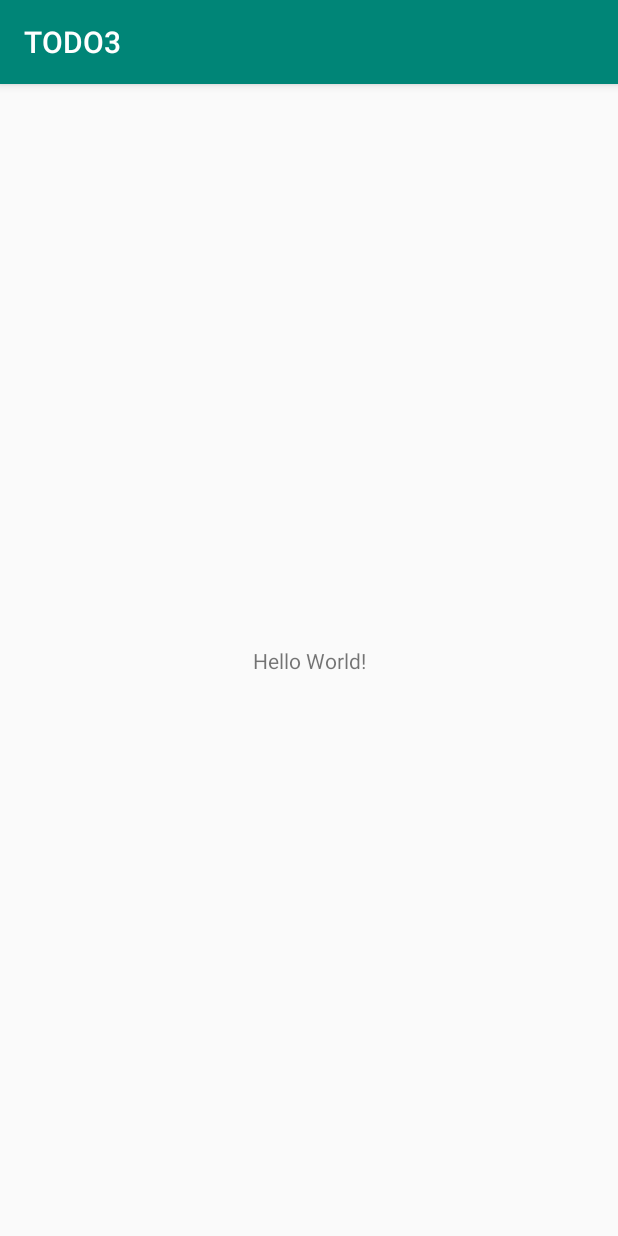
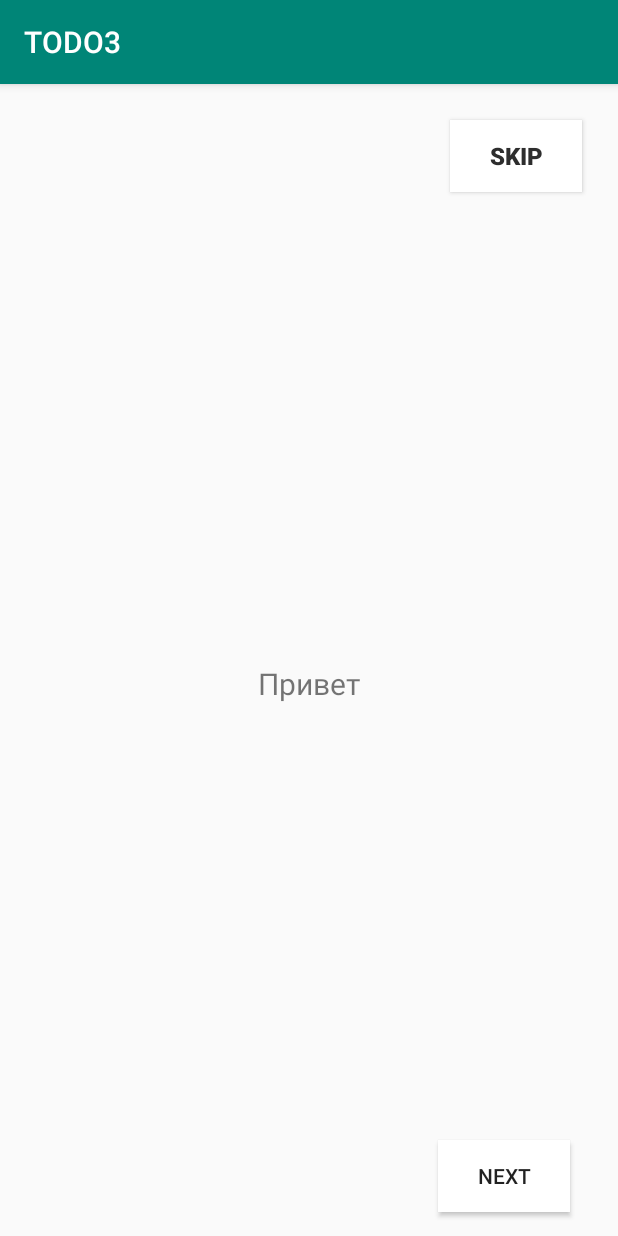
Before and after one commit to kaznachieva1989/TODO3, an Android app: the screen it shows after launch (MainActivity before the commit, IntroActivity after it), on a phone screen of 412 x 824 dp. Run offline under Robolectric (Android 15) with nearby library versions, the light colour scheme and no system bars.

Commit message:
- added ViewPager в IntroActivity with 3 fragments - added in IntroActivity buttons next и skip, on the last page change next to start and made skip invisible

```diff
--- a/app/build.gradle
+++ b/app/build.gradle
@@ -23,6 +23,7 @@ dependencies {
     implementation fileTree(dir: 'libs', include: ['*.jar'])
     implementation 'androidx.appcompat:appcompat:1.0.2'
     implementation 'androidx.constraintlayout:constraintlayout:1.1.3'
+    implementation 'androidx.legacy:legacy-support-v4:1.0.0'
     testImplementation 'junit:junit:4.12'
     androidTestImplementation 'androidx.test.ext:junit:1.1.0'
     androidTestImplementation 'androidx.test.espresso:espresso-core:3.1.1'
--- a/app/src/main/AndroidManifest.xml
+++ b/app/src/main/AndroidManifest.xml
@@ -1,5 +1,6 @@
 <?xml version="1.0" encoding="utf-8"?>
 <manifest xmlns:android="http://schemas.android.com/apk/res/android"
+    xmlns:tools="http://schemas.android.com/tools"
     package="com.example.todo3">
 
     <application
@@ -8,14 +9,18 @@
         android:label="@string/app_name"
         android:roundIcon="@mipmap/ic_launcher_round"
         android:supportsRtl="true"
-        android:theme="@style/AppTheme">
-        <activity android:name=".MainActivity">
+        android:theme="@style/AppTheme"
+        tools:ignore="GoogleAppIndexingWarning">
+        <activity android:name=".IntroActivity">
             <intent-filter>
                 <action android:name="android.intent.action.MAIN" />
 
                 <category android:name="android.intent.category.LAUNCHER" />
             </intent-filter>
         </activity>
+        <activity android:name=".MainActivity">
+
+        </activity>
     </application>
 
 </manifest>
--- /dev/null
+++ b/app/src/main/java/com/example/todo3/IntroActivity.java
@@ -0,0 +1,80 @@
+package com.example.todo3;
+
+import androidx.appcompat.app.AppCompatActivity;
+import androidx.fragment.app.Fragment;
+import androidx.fragment.app.FragmentManager;
+import androidx.fragment.app.FragmentPagerAdapter;
+import androidx.viewpager.widget.ViewPager;
+
+import android.content.Intent;
+import android.os.Bundle;
+import android.view.View;
+import android.widget.Button;
+import android.widget.TextView;
+
+public class IntroActivity extends AppCompatActivity {
+
+    Button btnNext, btnSkip;
+    ViewPager viewPager;
+    int page = 0;
+
+    @Override
+    protected void onCreate(Bundle savedInstanceState) {
+        super.onCreate(savedInstanceState);
+        setContentView(R.layout.activity_intro);
+
+        viewPager = findViewById(R.id.viewPager);
+        viewPager.setAdapter(new ViewPagerAdapter(getSupportFragmentManager()));
+
+        btnNext = findViewById(R.id.btn_next);
+        btnSkip = findViewById(R.id.btn_skip);
+
+        pageChange();
+
+        btnSkip.setOnClickListener(new View.OnClickListener() {
+            @Override
+            public void onClick(View v) {
+                startActivity(new Intent(getApplicationContext(), MainActivity.class));
+            }
+        });
+    }
+
+    private void pageChange(){
+        viewPager.addOnPageChangeListener(new ViewPager.OnPageChangeListener() {
+            @Override
+            public void onPageScrolled(int position, float positionOffset, int positionOffsetPixels) {
+
+            }
+
+            @Override
+            public void onPageSelected(int position) {
+                page = position;
+                switch (position){
+                    case 0:
+                    case 1:
+                        btnSkip.setVisibility(View.VISIBLE);
+                        btnNext.setVisibility(View.VISIBLE);
+                        break;
+                    case 2:
+                        btnNext.setText("Start");
+                        btnNext.setOnClickListener(new View.OnClickListener() {
+                            @Override
+                            public void onClick(View v) {
+                                startActivity(new Intent(getApplicationContext(), MainActivity.class));
+                            }
+                        });
+                        btnSkip.setVisibility(View.GONE);
+                        break;
+                }
+            }
+
+            @Override
+            public void onPageScrollStateChanged(int state) {
+            }
+        });
+    }
+
+    public void next(View view) {
+        viewPager.setCurrentItem(viewPager.getCurrentItem() + 1, true);
+    }
+}
--- /dev/null
+++ b/app/src/main/java/com/example/todo3/IntroFragment.java
@@ -0,0 +1,51 @@
+package com.example.todo3;
+
+
+import android.content.Intent;
+import android.os.Bundle;
+
+import androidx.annotation.NonNull;
+import androidx.annotation.Nullable;
+import androidx.fragment.app.Fragment;
+import androidx.viewpager.widget.ViewPager;
+
+import android.view.LayoutInflater;
+import android.view.View;
+import android.view.ViewGroup;
+import android.widget.Button;
+import android.widget.TextView;
+
+public class IntroFragment extends Fragment {
+    public ViewPager viewPager;
+
+
+    public IntroFragment() {
+    }
+
+    @Override
+    public View onCreateView(LayoutInflater inflater, ViewGroup container,
+                             Bundle savedInstanceState) {
+        return inflater.inflate(R.layout.fragment_intro, container, false);
+    }
+
+    @Override
+    public void onViewCreated(@NonNull View view, @Nullable Bundle savedInstanceState) {
+        super.onViewCreated(view, savedInstanceState);
+
+        TextView textTitle = view.findViewById(R.id.textTitle);
+        viewPager = view.findViewById(R.id.viewPager);
+
+        final int pos = getArguments().getInt("pos");
+        switch (pos) {
+            case 0:
+                textTitle.setText("Привет");
+                break;
+            case 1:
+                textTitle.setText("Как дела");
+                break;
+            case 2:
+                textTitle.setText("Отлично");
+                break;
+        }
+    }
+}
--- /dev/null
+++ b/app/src/main/java/com/example/todo3/ViewPagerAdapter.java
@@ -0,0 +1,29 @@
+package com.example.todo3;
+
+import android.os.Bundle;
+
+import androidx.fragment.app.Fragment;
+import androidx.fragment.app.FragmentManager;
+import androidx.fragment.app.FragmentPagerAdapter;
+
+public class ViewPagerAdapter extends FragmentPagerAdapter {
+
+
+    public ViewPagerAdapter(FragmentManager fm) {
+        super(fm);
+    }
+
+    @Override
+    public Fragment getItem(int position) {
+        Bundle bundle = new Bundle();
+        bundle.putInt("pos", position);
+        IntroFragment introFragment = new IntroFragment();
+        introFragment.setArguments(bundle);
+        return introFragment;
+    }
+
+    @Override
+    public int getCount() {
+        return 3;
+    }
+}
--- /dev/null
+++ b/app/src/main/res/layout/activity_intro.xml
@@ -0,0 +1,65 @@
+<?xml version="1.0" encoding="utf-8"?>
+<RelativeLayout xmlns:android="http://schemas.android.com/apk/res/android"
+    xmlns:app="http://schemas.android.com/apk/res-auto"
+    xmlns:tools="http://schemas.android.com/tools"
+    android:layout_width="match_parent"
+    android:layout_height="match_parent"
+    tools:context=".IntroActivity">
+
+    <androidx.viewpager.widget.ViewPager
+        android:id="@+id/viewPager"
+        android:layout_width="match_parent"
+        android:layout_height="match_parent" />
+
+    <androidx.constraintlayout.widget.ConstraintLayout
+        android:layout_width="match_parent"
+        android:layout_height="match_parent">
+
+        <Button
+            android:id="@+id/btn_skip"
+            android:layout_width="wrap_content"
+            android:layout_height="wrap_content"
+            android:layout_marginTop="24dp"
+            android:layout_marginEnd="24dp"
+            android:layout_marginRight="24dp"
+            android:text="Skip"
+            android:textColor="#2d2d2d"
+            android:textSize="16sp"
+            android:textStyle="bold"
+            android:background="#fff"
+            app:layout_constraintEnd_toEndOf="parent"
+            app:layout_constraintTop_toTopOf="parent" />
+
+
+        <Button
+            android:id="@+id/btn_next"
+            android:layout_width="wrap_content"
+            android:layout_height="wrap_content"
+            android:layout_marginEnd="32dp"
+            android:layout_marginRight="32dp"
+            android:layout_marginBottom="16dp"
+            android:background="#fff"
+            android:text="Next"
+            app:layout_constraintBottom_toBottomOf="parent"
+            app:layout_constraintEnd_toEndOf="parent"
+            android:onClick="next"/>
+
+        <Button
+            android:id="@+id/btn_get_started"
+            android:layout_width="132dp"
+            android:layout_height="wrap_content"
+            android:layout_marginStart="8dp"
+            android:layout_marginLeft="8dp"
+            android:layout_marginEnd="8dp"
+            android:layout_marginRight="8dp"
+            android:layout_marginBottom="64dp"
+            android:text="Get Started"
+            android:textColor="#fff"
+            android:visibility="invisible"
+            app:layout_constraintBottom_toBottomOf="parent"
+            app:layout_constraintEnd_toEndOf="parent"
+            app:layout_constraintStart_toStartOf="parent" />
+
+    </androidx.constraintlayout.widget.ConstraintLayout>
+
+</RelativeLayout>
--- a/app/src/main/res/layout/activity_main.xml
+++ b/app/src/main/res/layout/activity_main.xml
@@ -9,7 +9,7 @@
     <TextView
         android:layout_width="wrap_content"
         android:layout_height="wrap_content"
-        android:text="Hello World!"
+        android:text="Вы находитесь в MainActivity!"
         app:layout_constraintBottom_toBottomOf="parent"
         app:layout_constraintLeft_toLeftOf="parent"
         app:layout_constraintRight_toRightOf="parent"
--- /dev/null
+++ b/app/src/main/res/layout/fragment_intro.xml
@@ -0,0 +1,24 @@
+<?xml version="1.0" encoding="utf-8"?>
+<androidx.constraintlayout.widget.ConstraintLayout xmlns:android="http://schemas.android.com/apk/res/android"
+    xmlns:tools="http://schemas.android.com/tools"
+    android:layout_width="match_parent"
+    android:layout_height="match_parent"
+    tools:context=".IntroFragment">
+
+    <LinearLayout
+        android:layout_width="match_parent"
+        android:layout_height="match_parent"
+        android:gravity="center"
+        android:orientation="vertical">
+
+        <TextView
+            android:id="@+id/textTitle"
+            android:layout_width="wrap_content"
+            android:layout_height="wrap_content"
+            android:layout_marginTop="32dp"
+            android:text="спасииииибббббооооооо"
+            android:textSize="20sp" />
+
+    </LinearLayout>
+
+</androidx.constraintlayout.widget.ConstraintLayout>
--- a/app/src/main/res/values/strings.xml
+++ b/app/src/main/res/values/strings.xml
@@ -1,3 +1,6 @@
 <resources>
     <string name="app_name">TODO3</string>
+
+    <!-- TODO: Remove or change this placeholder text -->
+    <string name="hello_blank_fragment">Hello blank fragment</string>
 </resources>
```
